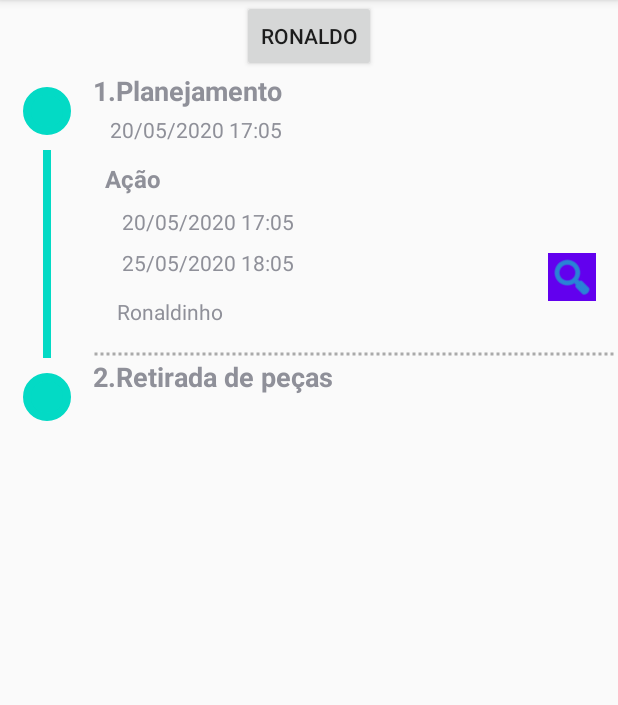
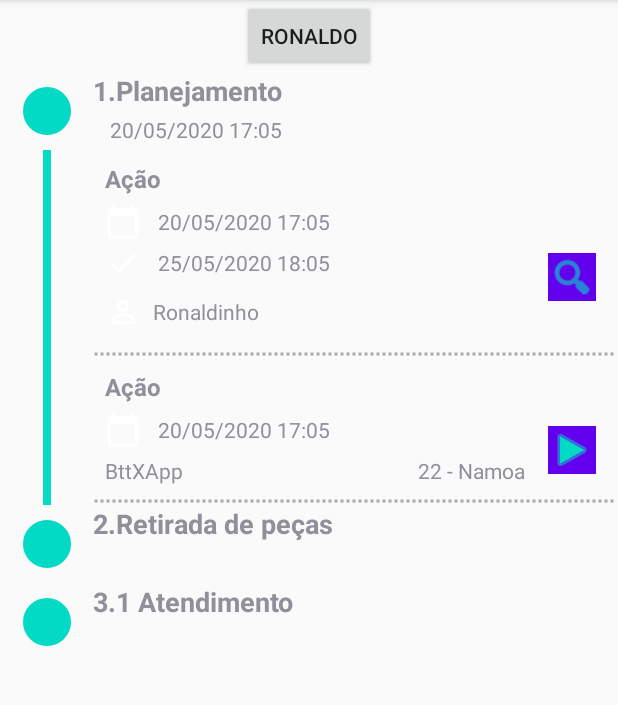
Before and after one commit to DanielLuche/TstStepperComponent, an Android app: the screen it shows after launch (MainActivity), after a tap on "1.Planejamento", on a phone screen of 412 x 824 dp, the part 84-789 px from its top. Run offline under Robolectric (Android 15) with nearby library versions, the phone set to English and light mode, and no system bars.

Commit message:
Correção do layouts 3

```diff
--- a/app/src/main/java/com/dluche/tststeppercomponent/MainActivity.java
+++ b/app/src/main/java/com/dluche/tststeppercomponent/MainActivity.java
@@ -9,6 +9,7 @@ import android.support.v7.widget.RecyclerView;
 
 import com.dluche.tststeppercomponent.model.BaseStep;
 import com.dluche.tststeppercomponent.model.StepAction;
+import com.dluche.tststeppercomponent.model.StepChecklist;
 import com.dluche.tststeppercomponent.model.StepMain;
 
 import java.util.ArrayList;
@@ -41,9 +42,14 @@ public class MainActivity extends AppCompatActivity {
                         int targetPosition = mainPosition +1;
                         if(isShown){
                             sources.remove(
+                                targetPosition + 1
+                            );
+
+                            sources.remove(
                                 targetPosition
                             );
-                            mAdapter.notifyItemRemoved(targetPosition);
+                            //mAdapter.notifyItemRemoved(targetPosition);
+                            mAdapter.notifyItemRangeRemoved(targetPosition,2);
                         }else{
                             sources.add(
                                 targetPosition,
@@ -54,7 +60,25 @@ public class MainActivity extends AppCompatActivity {
                                     "Ronaldinho"
                                 )
                             );
-                            mAdapter.notifyItemInserted(targetPosition);
+                            sources.add(
+                                targetPosition + 1,
+                                new StepChecklist(
+                                    "Ação",
+                                    " 20/05/2020 17:05",
+                                    " 25/05/2020 18:05",
+                                    "Ronaldinho",
+                                    "BttXApp",
+                                    "22 - Namoa"
+                                )
+                                /*new StepAction(
+                                    "Ação",
+                                    " 20/05/2020 17:05",
+                                    " 25/05/2020 18:05",
+                                    "Romario"
+                                )*/
+                            );
+                            //mAdapter.notifyItemInserted(targetPosition);
+                            mAdapter.notifyItemRangeInserted(targetPosition,2);
                         }
                     }
                 }
@@ -77,6 +101,10 @@ public class MainActivity extends AppCompatActivity {
             "2.Retirada de peças",
             ""
         );
+        StepMain stepMain3 = new StepMain(
+            "3.1 Atendimento",
+            ""
+        );
         /*StepAction stepAction = new StepAction(
             "Ação",
             " 20/05/2020 17:05",
@@ -93,6 +121,7 @@ public class MainActivity extends AppCompatActivity {
         );*/
         sources.add(stepMain);
         sources.add(stepMain2);
+        sources.add(stepMain3);
         /*sources.add(stepAction);
         sources.add(stepChecklist);*/
     }
--- a/app/src/main/res/layout/activity_main.xml
+++ b/app/src/main/res/layout/activity_main.xml
@@ -21,11 +21,12 @@
         android:layout_height="0dp"
         app:layout_constraintBottom_toBottomOf="parent"
         app:layout_constraintEnd_toEndOf="parent"
-        app:layout_constraintHeight_default="wrap"
+        app:layout_constraintHeight_default="spread"
         app:layout_constraintStart_toStartOf="parent"
         app:layout_constraintTop_toBottomOf="@id/mainBtn"
         app:layout_constraintVertical_bias="0.0"
         tools:itemCount="3"
-        tools:listitem="@layout/stepper_action_cell" />
+        tools:listitem="@layout/stepper_action_cell"
+        />
 
 </android.support.constraint.ConstraintLayout>
--- a/app/src/main/res/layout/stepper_action_cell.xml
+++ b/app/src/main/res/layout/stepper_action_cell.xml
@@ -44,7 +44,7 @@
         app:layout_constraintBottom_toBottomOf="@+id/stepper_action_tv_start_date"
         app:layout_constraintStart_toStartOf="@+id/stepper_action_tv_ttl"
         app:layout_constraintTop_toTopOf="@+id/stepper_action_tv_start_date"
-        app:srcCompat="@drawable/ic_baseline_calendar_today_24" />
+        android:src="@drawable/ic_baseline_calendar_today_24" />
 
     <TextView
         android:id="@+id/stepper_action_tv_start_date"
@@ -74,7 +74,7 @@
         app:layout_constraintBottom_toBottomOf="@+id/stepper_action_tv_end_date"
         app:layout_constraintStart_toStartOf="@+id/stepper_action_iv_date_start"
         app:layout_constraintTop_toTopOf="@+id/stepper_action_tv_end_date"
-        app:srcCompat="@drawable/ic_baseline_check_24" />
+        android:src="@drawable/ic_baseline_check_24" />
 
     <TextView
         android:id="@+id/stepper_action_tv_end_date"
@@ -96,7 +96,7 @@
         app:layout_constraintBottom_toBottomOf="@+id/stepper_action_tv_user"
         app:layout_constraintStart_toStartOf="@+id/stepper_action_iv_date_end"
         app:layout_constraintTop_toTopOf="@+id/stepper_action_tv_user"
-        app:srcCompat="@drawable/ic_baseline_person_outline_24" />
+        android:src="@drawable/ic_baseline_person_outline_24" />
 
     <TextView
         android:id="@+id/stepper_action_tv_user"
--- a/app/src/main/res/layout/stepper_checklist_cell.xml
+++ b/app/src/main/res/layout/stepper_checklist_cell.xml
@@ -44,7 +44,7 @@
         app:layout_constraintBottom_toBottomOf="@+id/stepper_checklist_tv_start_date"
         app:layout_constraintStart_toStartOf="@+id/stepper_checklist_tv_ttl"
         app:layout_constraintTop_toTopOf="@+id/stepper_checklist_tv_start_date"
-        app:srcCompat="@drawable/ic_baseline_calendar_today_24" />
+        android:src="@drawable/ic_baseline_calendar_today_24" />
 
     <TextView
         android:id="@+id/stepper_checklist_tv_start_date"
@@ -60,7 +60,7 @@
 
         />
 
-    <Guideline
+    <android.support.constraint.Guideline
         android:id="@+id/stepper_checklist_gd_end"
         android:layout_width="wrap_content"
         android:layout_height="wrap_content"
@@ -69,15 +69,15 @@
 
     <ImageView
         android:id="@+id/stepper_checklist_iv_action"
-        android:layout_width="wrap_content"
-        android:layout_height="wrap_content"
+        android:layout_width="32dp"
+        android:layout_height="32dp"
         android:background="@color/colorPrimary"
         android:tint="@color/colorAccent"
         app:layout_constraintBottom_toTopOf="@+id/view"
         app:layout_constraintEnd_toEndOf="parent"
         app:layout_constraintStart_toStartOf="@+id/stepper_checklist_gd_end"
         app:layout_constraintTop_toBottomOf="@+id/stepper_checklist_tv_ttl"
-        app:srcCompat="@android:drawable/ic_media_play" />
+        android:src="@android:drawable/ic_media_play" />
 
     <View
         android:id="@+id/view"
```
